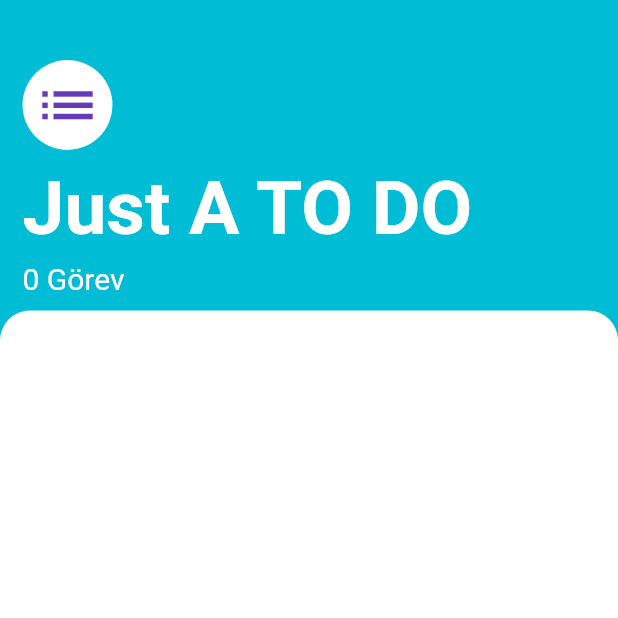
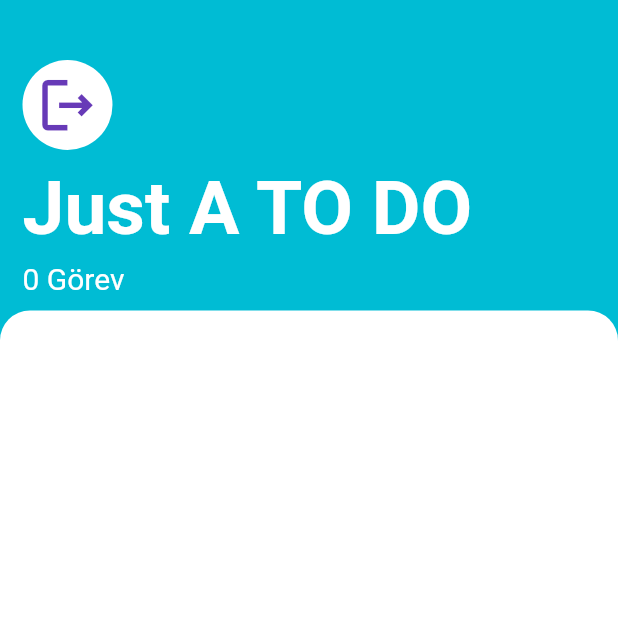
Before and after one commit to VeyselKYanpala/Bootcamp-204, a Flutter app: the screen it shows after launch, on a phone screen of 412 x 824 dp, the top half of it. Run offline on Flutter 3.47's test engine with Material 2 defaults, Android fonts, the phone set to English and light mode, and no system bars.

Commit message:
Update tasks_screen.dart

```diff
--- a/just_a_note_app/lib/screens/tasks_screen.dart
+++ b/just_a_note_app/lib/screens/tasks_screen.dart
@@ -42,7 +42,7 @@ class TasksScreen extends StatelessWidget {
                   backgroundColor: Colors.white,
                   radius: 30.0,
                   child: Icon(
-                    Icons.list,
+                    Icons.logout_outlined,
                     size: 45.0,
                     color: Colors.deepPurple,
                   ),
```
